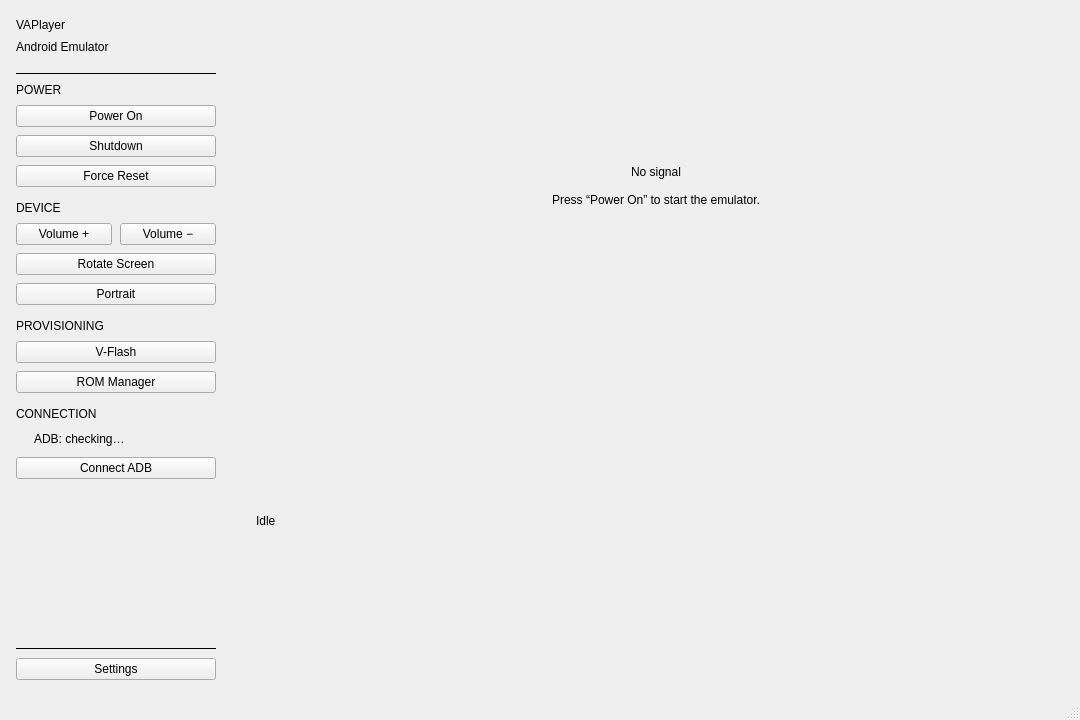
This is ui/ui/MainWindow.ui in M5Devs/VAPlayer as Qt 5 draws it before an edit. The edited form follows.
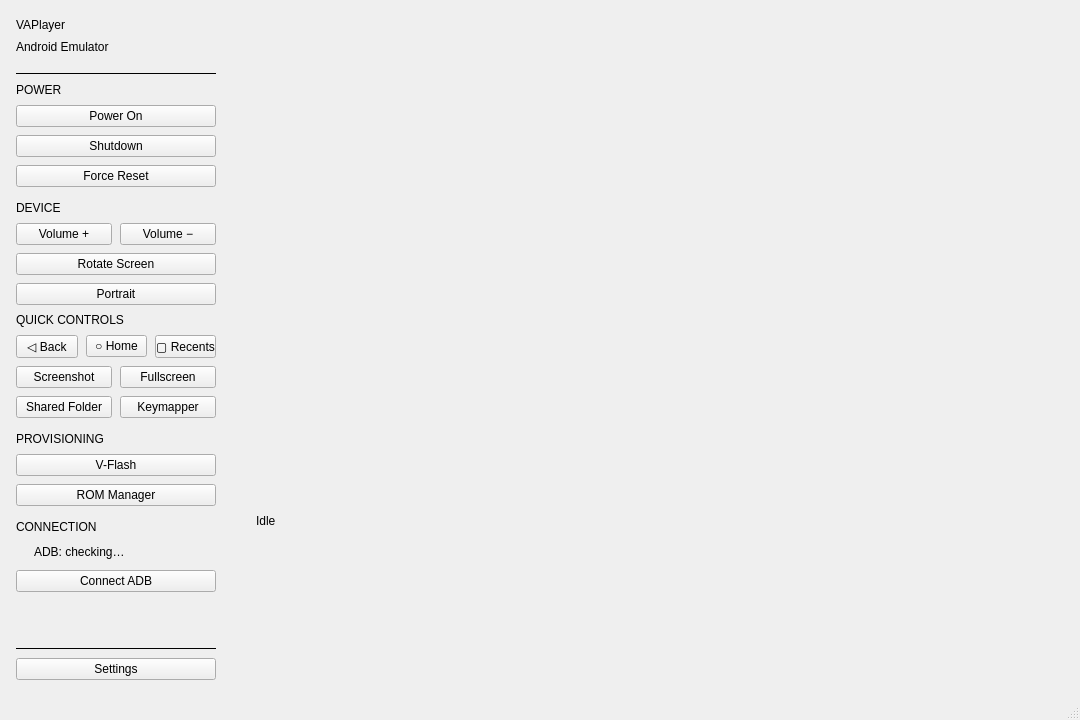
This is the edited form. Custom widgets are drawn as their Qt base class.

Commit message: ui: quick controls, drag-and-drop, shared folder and keymapper

Diff of the .ui file:
```diff
--- a/ui/ui/MainWindow.ui
+++ b/ui/ui/MainWindow.ui
@@ -234,6 +234,131 @@
          </property>
         </widget>
        </item>
+       <item>
+        <widget class="QLabel" name="quickSectionLabel">
+         <property name="text">
+          <string>QUICK CONTROLS</string>
+         </property>
+         <property name="objectName">
+          <string>sectionLabel</string>
+         </property>
+        </widget>
+       </item>
+       <item>
+        <layout class="QHBoxLayout" name="navigationLayout">
+         <property name="spacing">
+          <number>8</number>
+         </property>
+         <item>
+          <widget class="QPushButton" name="backButton">
+           <property name="text">
+            <string>◁ Back</string>
+           </property>
+           <property name="toolTip">
+            <string>Android Back (KeyCode 4)</string>
+           </property>
+           <property name="objectName">
+            <string>secondaryButton</string>
+           </property>
+          </widget>
+         </item>
+         <item>
+          <widget class="QPushButton" name="homeButton">
+           <property name="text">
+            <string>○ Home</string>
+           </property>
+           <property name="toolTip">
+            <string>Android Home (KeyCode 3)</string>
+           </property>
+           <property name="objectName">
+            <string>secondaryButton</string>
+           </property>
+          </widget>
+         </item>
+         <item>
+          <widget class="QPushButton" name="recentsButton">
+           <property name="text">
+            <string>▢ Recents</string>
+           </property>
+           <property name="toolTip">
+            <string>Android Recent Apps (KeyCode 187)</string>
+           </property>
+           <property name="objectName">
+            <string>secondaryButton</string>
+           </property>
+          </widget>
+         </item>
+        </layout>
+       </item>
+       <item>
+        <layout class="QHBoxLayout" name="quickActionLayout">
+         <property name="spacing">
+          <number>8</number>
+         </property>
+         <item>
+          <widget class="QPushButton" name="screenshotButton">
+           <property name="text">
+            <string>Screenshot</string>
+           </property>
+           <property name="toolTip">
+            <string>Save the current screen to your Pictures folder</string>
+           </property>
+           <property name="objectName">
+            <string>secondaryButton</string>
+           </property>
+          </widget>
+         </item>
+         <item>
+          <widget class="QPushButton" name="fullscreenButton">
+           <property name="text">
+            <string>Fullscreen</string>
+           </property>
+           <property name="toolTip">
+            <string>Toggle fullscreen (F11)</string>
+           </property>
+           <property name="checkable">
+            <bool>true</bool>
+           </property>
+           <property name="objectName">
+            <string>secondaryButton</string>
+           </property>
+          </widget>
+         </item>
+        </layout>
+       </item>
+       <item>
+        <layout class="QHBoxLayout" name="shareLayout">
+         <property name="spacing">
+          <number>8</number>
+         </property>
+         <item>
+          <widget class="QPushButton" name="sharedFolderButton">
+           <property name="text">
+            <string>Shared Folder</string>
+           </property>
+           <property name="objectName">
+            <string>secondaryButton</string>
+           </property>
+          </widget>
+         </item>
+         <item>
+          <widget class="QPushButton" name="keymapperButton">
+           <property name="text">
+            <string>Keymapper</string>
+           </property>
+           <property name="checkable">
+            <bool>true</bool>
+           </property>
+           <property name="toolTip">
+            <string>Edit and activate the touch keymapper</string>
+           </property>
+           <property name="objectName">
+            <string>secondaryButton</string>
+           </property>
+          </widget>
+         </item>
+        </layout>
+       </item>
        <item>
         <spacer name="middleSpacer">
          <property name="orientation">
@@ -432,45 +557,13 @@
         <number>16</number>
        </property>
        <item>
-        <widget class="QFrame" name="screenFrame">
-         <property name="frameShape">
-          <enum>QFrame::NoFrame</enum>
-         </property>
+        <widget class="ViewportWidget" name="screenFrame">
          <property name="objectName">
           <string>screenFrame</string>
          </property>
-         <layout class="QVBoxLayout" name="screenLayout">
-          <property name="spacing">
-           <number>0</number>
-          </property>
-          <property name="leftMargin">
-           <number>0</number>
-          </property>
-          <property name="topMargin">
-           <number>0</number>
-          </property>
-          <property name="rightMargin">
-           <number>0</number>
-          </property>
-          <property name="bottomMargin">
-           <number>0</number>
-          </property>
-          <item>
-           <widget class="QLabel" name="screenLabel">
-            <property name="text">
-             <string>No signal
-
-Press “Power On” to start the emulator.</string>
-            </property>
-            <property name="alignment">
-             <set>Qt::AlignCenter</set>
-            </property>
-            <property name="objectName">
-             <string>screenLabel</string>
-            </property>
-           </widget>
-          </item>
-         </layout>
+         <property name="toolTip">
+          <string>Drop an APK to install, a ZIP to flash, or any file to push to /sdcard/Download</string>
+         </property>
         </widget>
        </item>
        <item>
@@ -506,6 +599,14 @@
   </widget>
   <widget class="QStatusBar" name="statusbar"/>
  </widget>
+ <customwidgets>
+  <customwidget>
+   <class>ViewportWidget</class>
+   <extends>QWidget</extends>
+   <header>ui/ViewportWidget.h</header>
+   <container>1</container>
+  </customwidget>
+ </customwidgets>
  <resources/>
  <connections/>
 </ui>
```
The commit also changes 29 other files.
